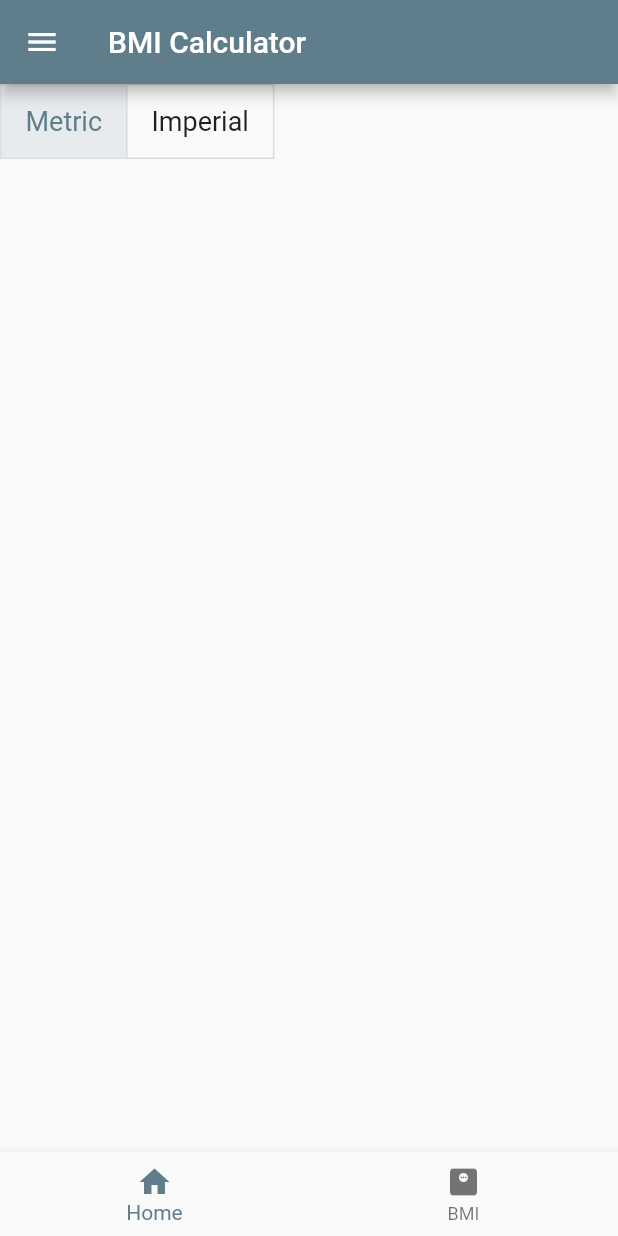
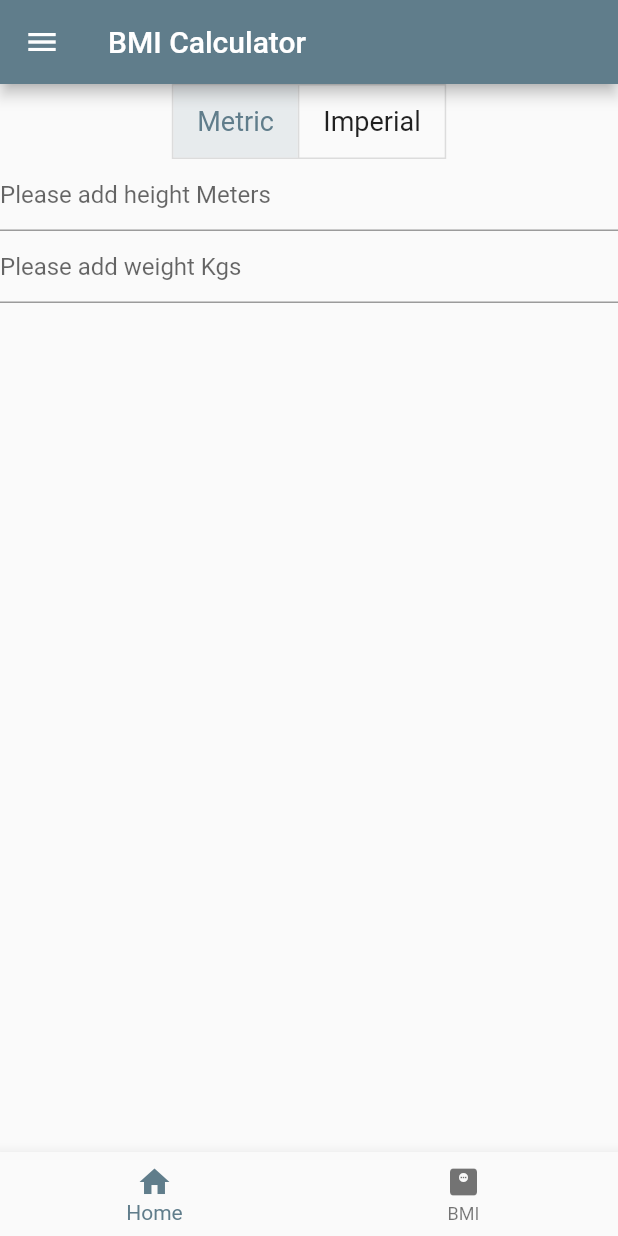
Before and after one commit to danielotieno/fitness-app-flutter, a Flutter app: the BmiScreen screen opened by its route, on a phone screen of 412 x 824 dp. Run offline on Flutter 3.47's test engine with Material 2 defaults, Android fonts, the phone set to English and light mode, and no system bars.

Commit message:
chore:add text field with hints

```diff
--- a/lib/screens/bmi_screen.dart
+++ b/lib/screens/bmi_screen.dart
@@ -1,4 +1,5 @@
 import 'package:flutter/material.dart';
+
 import '../shared/menu_bottom.dart';
 import '../shared/menu_drawer.dart';
 
@@ -10,6 +11,9 @@ class BmiScreen extends StatefulWidget {
 }
 
 class _BmiScreenState extends State<BmiScreen> {
+  final TextEditingController textHeight = TextEditingController();
+  final TextEditingController textWeight = TextEditingController();
+
   final double fontSize = 18;
   String result = '';
   bool isMetric = true;
@@ -17,6 +21,8 @@ class _BmiScreenState extends State<BmiScreen> {
   double? height;
   double? weight;
   late List<bool> isSelected;
+  String heightMessage = '';
+  String weightMessage = '';
 
   @override
   void initState() {
@@ -27,6 +33,9 @@ class _BmiScreenState extends State<BmiScreen> {
 
   @override
   Widget build(BuildContext context) {
+    heightMessage = 'Please add height ' + ((isMetric) ? 'Meters' : 'Inches');
+    weightMessage = 'Please add weight ' + ((isMetric) ? 'Kgs' : 'Pounds');
+
     return Scaffold(
       appBar: AppBar(
         title: Text('BMI Calculator'),
@@ -50,7 +59,17 @@ class _BmiScreenState extends State<BmiScreen> {
                 style: TextStyle(fontSize: fontSize),
               ),
             ),
-          ], isSelected: isSelected, onPressed: toggleMeasure)
+          ], isSelected: isSelected, onPressed: toggleMeasure),
+          TextField(
+            controller: textHeight,
+            keyboardType: TextInputType.number,
+            decoration: InputDecoration(hintText: heightMessage),
+          ),
+          TextField(
+            controller: textWeight,
+            keyboardType: TextInputType.number,
+            decoration: InputDecoration(hintText: weightMessage),
+          )
         ],
       ),
     );
```
